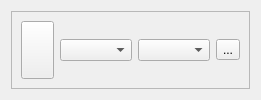
Qt form Qt/lib2/serial5/serialbox5_lite/src/ui/serialbox5_lite.ui (RinatB2017/mega_GIT) before a commit.
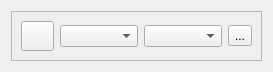
The same form after that commit.

```diff
--- a/Qt/lib2/serial5/serialbox5_lite/src/ui/serialbox5_lite.ui
+++ b/Qt/lib2/serial5/serialbox5_lite/src/ui/serialbox5_lite.ui
@@ -2,7 +2,15 @@
 <ui version="4.0">
  <class>SerialBox5_lite</class>
  <widget class="QWidget" name="SerialBox5_lite">
-  <layout class="QVBoxLayout" name="verticalLayout_4">
+  <property name="geometry">
+   <rect>
+    <x>0</x>
+    <y>0</y>
+    <width>273</width>
+    <height>72</height>
+   </rect>
+  </property>
+  <layout class="QVBoxLayout" name="main_layout">
    <item>
     <widget class="QFrame" name="frame">
      <property name="frameShape">
```
